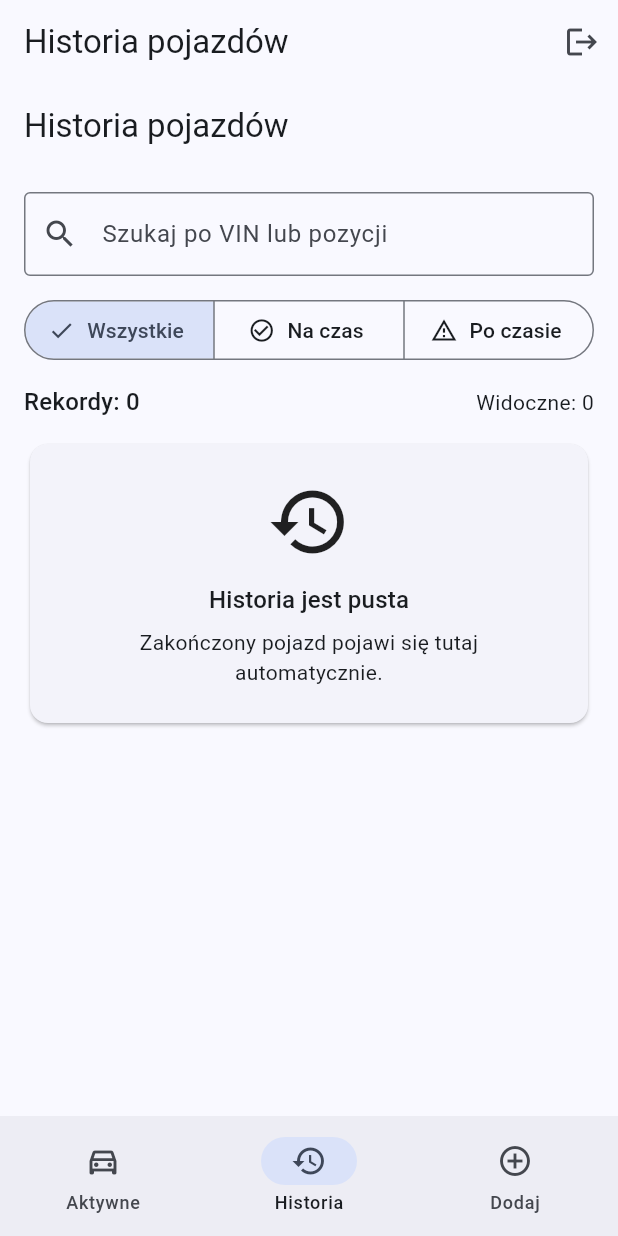
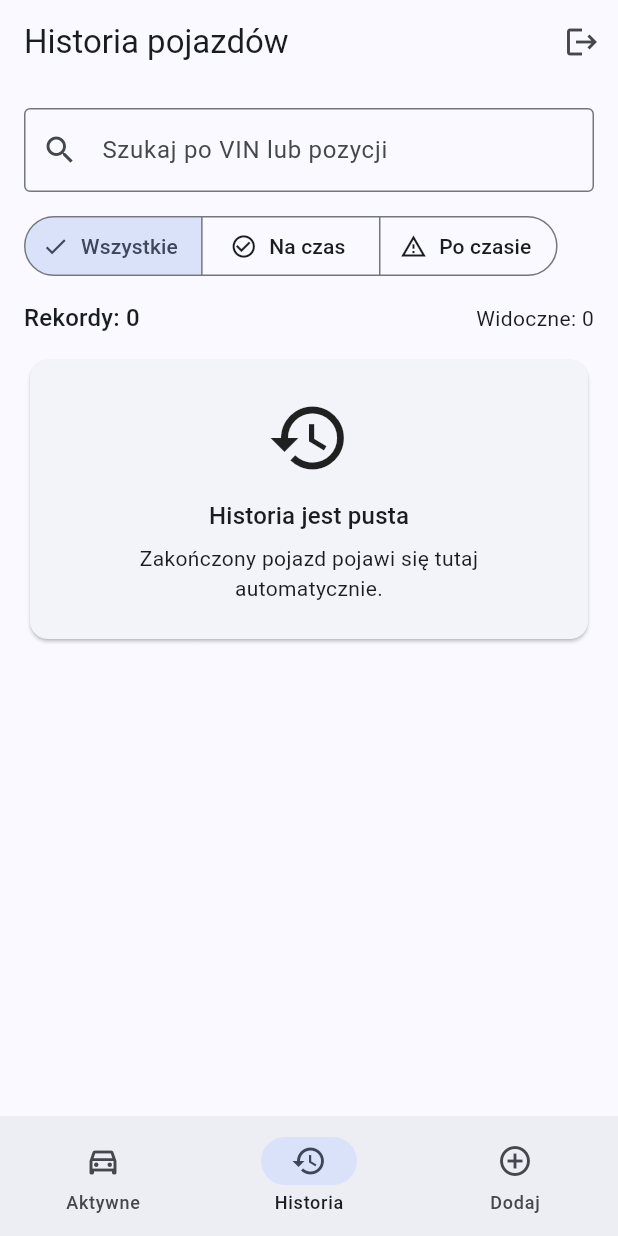
Before and after one commit to ZIVOTECH-App/VIN-App-WEGA-A, a Flutter app: the screen it shows once a user with an empty profile is signed in, item 2 of the bottom bar chosen, on a phone screen of 412 x 824 dp. Run offline on Flutter 3.47's test engine with Material 3 defaults, Android fonts, the phone set to English and light mode, and no system bars; our stand-ins replace camera, cloud_firestore, firebase_auth, firebase_core; missing offline and left inert: google_mlkit_text_recognition; accounts and stored records are empty.

Commit message:
Integrate history screen with main application shell

```diff
--- a/lib/features/history/presentation/history_screen.dart
+++ b/lib/features/history/presentation/history_screen.dart
@@ -40,9 +40,7 @@
         .orderBy('endedAt', descending: true)
         .snapshots();
 
-    return Scaffold(
-      appBar: AppBar(title: const Text('Historia pojazdów')),
-      body: SafeArea(
+    return SafeArea(
       child: StreamBuilder<QuerySnapshot<Map<String, dynamic>>>(
         stream: historyStream,
         builder: (context, snapshot) {
@@ -98,7 +96,9 @@
                 ),
               ),
               const SizedBox(height: 12),
-                SegmentedButton<HistoryStatusFilter>(
+              SingleChildScrollView(
+                scrollDirection: Axis.horizontal,
+                child: SegmentedButton<HistoryStatusFilter>(
                   segments: const [
                     ButtonSegment(
                       value: HistoryStatusFilter.all,
@@ -120,6 +120,7 @@
                   onSelectionChanged: (selection) {
                     setState(() => _statusFilter = selection.first);
                   },
+                ),
               ),
               const SizedBox(height: 12),
               Row(
@@ -152,7 +153,6 @@
             ],
           );
         },
-        ),
       ),
     );
   }
```
Lines whose indentation alone changed are shown as unchanged.
